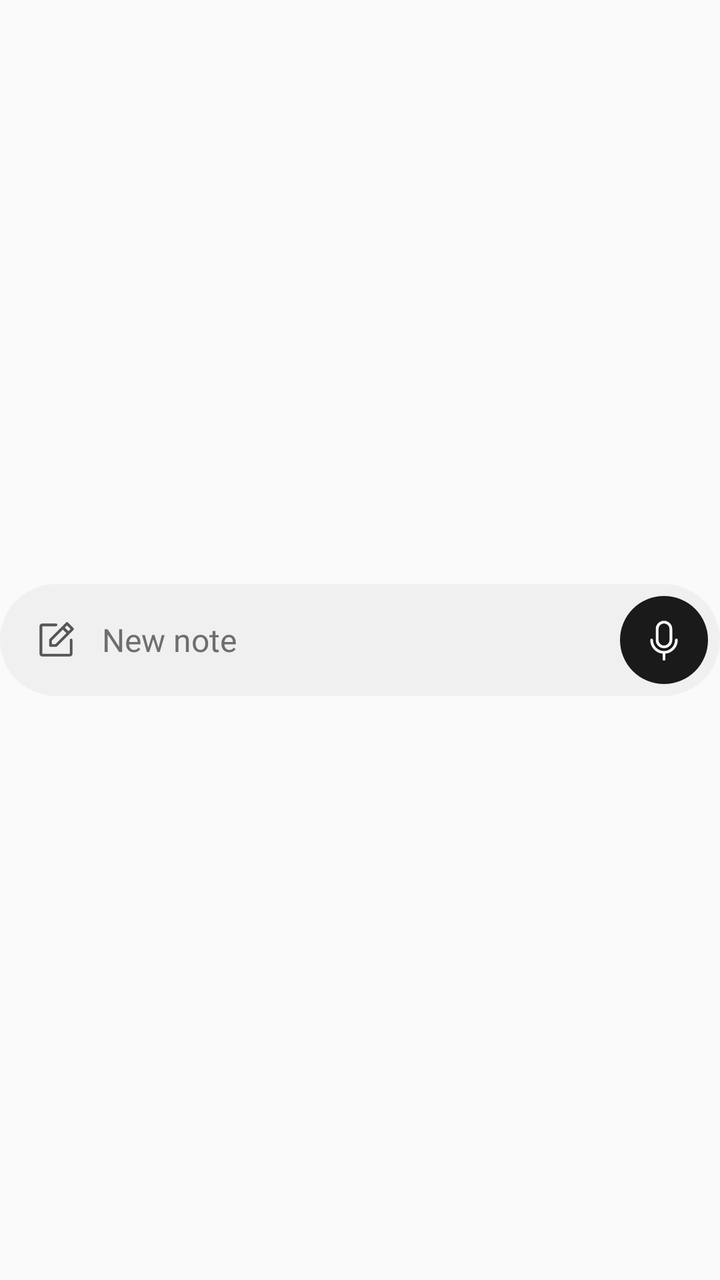
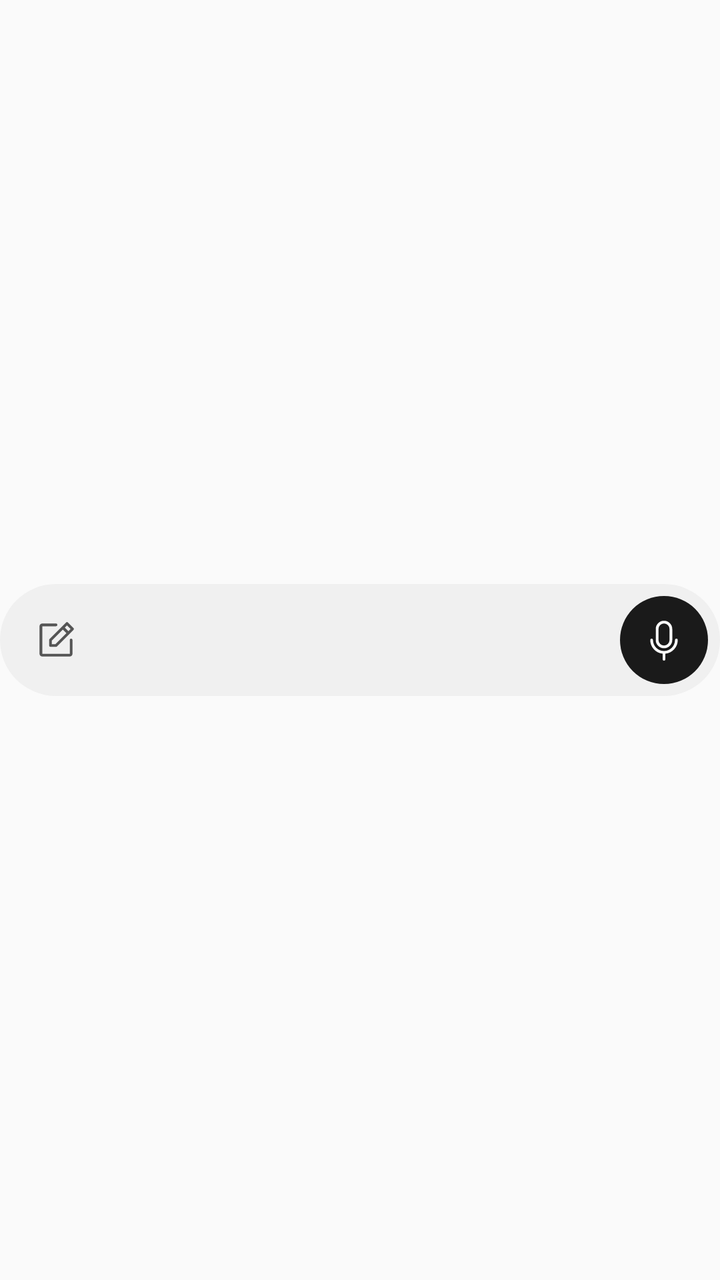

An Android layout rendered at two revisions. The XML below is the earlier revision; the diff shows what the commit changed to produce the second picture.
<!-- AndroidManifest.xml: application theme Theme.Notes -->
<!-- res/layout/capture_widget_preview.xml -->
<?xml version="1.0" encoding="utf-8"?>
<FrameLayout xmlns:android="http://schemas.android.com/apk/res/android"
    android:layout_width="match_parent"
    android:layout_height="match_parent">
    <LinearLayout
        android:layout_width="match_parent"
        android:layout_height="56dp"
        android:layout_gravity="center_vertical"
        android:background="@drawable/widget_preview_bg"
        android:gravity="center_vertical"
        android:orientation="horizontal"
        android:paddingStart="17dp"
        android:paddingEnd="6dp">
        <ImageView
            android:layout_width="22dp"
            android:layout_height="22dp"
            android:src="@drawable/ph_note_pencil"
            android:tint="@color/quick_ink2" />
        <TextView
            android:layout_width="0dp"
            android:layout_height="wrap_content"
            android:layout_marginStart="12dp"
            android:layout_weight="1"
            android:maxLines="1"
            android:text="@string/capture_widget_label"
            android:textColor="@color/quick_muted"
            android:textSize="16sp" />
        <FrameLayout
            android:layout_width="44dp"
            android:layout_height="44dp"
            android:background="@drawable/widget_preview_mic">
            <ImageView
                android:layout_width="22dp"
                android:layout_height="22dp"
                android:layout_gravity="center"
                android:src="@drawable/ph_microphone"
                android:tint="@color/quick_bg" />
        </FrameLayout>
    </LinearLayout>
</FrameLayout>
<!-- resources referenced by this layout -->
<resources>
  <color name="quick_bg">#FAFAFA</color>
  <color name="quick_ink2">#555555</color>
  <color name="quick_muted">#6E6E6E</color>
  <!-- drawable ph_microphone (drawable) -->
  <?xml version="1.0" encoding="utf-8"?>
  <vector xmlns:android="http://schemas.android.com/apk/res/android"
      android:width="24dp" android:height="24dp"
      android:viewportWidth="256" android:viewportHeight="256">
      <path android:fillColor="#FF000000" android:pathData="M128,176a48.05,48.05,0,0,0,48-48V64a48,48,0,0,0-96,0v64A48.05,48.05,0,0,0,128,176ZM96,64a32,32,0,0,1,64,0v64a32,32,0,0,1-64,0Zm40,143.6V240a8,8,0,0,1-16,0V207.6A80.11,80.11,0,0,1,48,128a8,8,0,0,1,16,0,64,64,0,0,0,128,0,8,8,0,0,1,16,0A80.11,80.11,0,0,1,136,207.6Z" />
  </vector>
  <!-- drawable ph_note_pencil (drawable) -->
  <?xml version="1.0" encoding="utf-8"?>
  <vector xmlns:android="http://schemas.android.com/apk/res/android"
      android:width="24dp" android:height="24dp"
      android:viewportWidth="256" android:viewportHeight="256">
      <path android:fillColor="#FF000000" android:pathData="M229.66,58.34l-32-32a8,8,0,0,0-11.32,0l-96,96A8,8,0,0,0,88,128v32a8,8,0,0,0,8,8h32a8,8,0,0,0,5.66-2.34l96-96A8,8,0,0,0,229.66,58.34ZM124.69,152H104V131.31l64-64L188.69,88ZM200,76.69,179.31,56,192,43.31,212.69,64ZM224,128v80a16,16,0,0,1-16,16H48a16,16,0,0,1-16-16V48A16,16,0,0,1,48,32h80a8,8,0,0,1,0,16H48V208H208V128a8,8,0,0,1,16,0Z" />
  </vector>
  <!-- drawable widget_preview_bg (drawable) -->
  <?xml version="1.0" encoding="utf-8"?>
  <shape xmlns:android="http://schemas.android.com/apk/res/android" android:shape="rectangle">
      <solid android:color="@color/quick_raised" />
      <corners android:radius="28dp" />
  </shape>
  <!-- drawable widget_preview_mic (drawable) -->
  <?xml version="1.0" encoding="utf-8"?>
  <shape xmlns:android="http://schemas.android.com/apk/res/android" android:shape="oval">
      <solid android:color="@color/quick_ink" />
  </shape>
  <string name="capture_widget_label">New note</string>
  <style name="Theme.Notes" parent="android:Theme.Material.Light.NoActionBar">
          <item name="android:windowBackground">@color/window_bg</item>
          <item name="android:windowSplashScreenBackground">@color/window_bg</item>
          <item name="android:windowSplashScreenAnimatedIcon">@drawable/ic_launcher_foreground</item>
      </style>
  <color name="quick_raised">#F0F0F0</color>
  <color name="quick_ink">#1A1A1A</color>
  <color name="window_bg">#FAFAFA</color>
  <!-- drawable ic_launcher_foreground (drawable) -->
  <?xml version="1.0" encoding="utf-8"?>
  <vector xmlns:android="http://schemas.android.com/apk/res/android"
      android:width="108dp" android:height="108dp"
      android:viewportWidth="108" android:viewportHeight="108">
      <group android:scaleX="0.19" android:scaleY="0.19" android:translateX="29.68" android:translateY="29.68">
          <path android:fillColor="@color/launcher_ink" android:pathData="M248,92.68a15.86,15.86,0,0,0-4.69-11.31L174.63,12.68a16,16,0,0,0-22.63,0L123.570,41.11l-58,21.77A16.06,16.06,0,0,0,55.35,75.23L32.11,214.68A8,8,0,0,0,40,224a8.4,8.4,0,0,0,1.32-.11l139.44-23.24a16,16,0,0,0,12.35-10.17l21.77-58L243.31,104A15.87,15.87,0,0,0,248,92.68Zm-69.87,92.19L63.32,204l47.37-47.37a28,28,0,1,0-11.320-11.32L52,192.7,71.13,77.86,126,57.29,198.7,130ZM112,132a12,12,0,1,1,12,12A12,12,0,0,1,112,132Zm96-15.32L139.31,48l24-24L232,92.68Z" />
      </group>
  </vector>
  <color name="launcher_ink">#FAFAFA</color>
</resources>

<!-- the commit's change to res/layout/capture_widget_preview.xml (unified diff, before → after) -->
@@ -6,7 +6,7 @@
         android:layout_width="match_parent"
         android:layout_height="56dp"
         android:layout_gravity="center_vertical"
-        android:background="@drawable/widget_preview_bg"
+        android:background="@drawable/widget_preview_pill"
         android:gravity="center_vertical"
         android:orientation="horizontal"
         android:paddingStart="17dp"
@@ -16,15 +16,11 @@
             android:layout_height="22dp"
             android:src="@drawable/ph_note_pencil"
             android:tint="@color/quick_ink2" />
-        <TextView
+        
+        <FrameLayout
             android:layout_width="0dp"
-            android:layout_height="wrap_content"
-            android:layout_marginStart="12dp"
-            android:layout_weight="1"
-            android:maxLines="1"
-            android:text="@string/capture_widget_label"
-            android:textColor="@color/quick_muted"
-            android:textSize="16sp" />
+            android:layout_height="0dp"
+            android:layout_weight="1" />
         <FrameLayout
             android:layout_width="44dp"
             android:layout_height="44dp"
<!-- resource entries referenced after the edit -->
@@ -2,7 +2,6 @@
 <resources>
   <color name="quick_bg">#FAFAFA</color>
   <color name="quick_ink2">#555555</color>
-  <color name="quick_muted">#6E6E6E</color>
   <!-- drawable ph_microphone (drawable) -->
   <?xml version="1.0" encoding="utf-8"?>
   <vector xmlns:android="http://schemas.android.com/apk/res/android"
@@ -17,18 +16,17 @@
       android:viewportWidth="256" android:viewportHeight="256">
       <path android:fillColor="#FF000000" android:pathData="M229.66,58.34l-32-32a8,8,0,0,0-11.32,0l-96,96A8,8,0,0,0,88,128v32a8,8,0,0,0,8,8h32a8,8,0,0,0,5.66-2.34l96-96A8,8,0,0,0,229.66,58.34ZM124.69,152H104V131.31l64-64L188.69,88ZM200,76.69,179.31,56,192,43.31,212.69,64ZM224,128v80a16,16,0,0,1-16,16H48a16,16,0,0,1-16-16V48A16,16,0,0,1,48,32h80a8,8,0,0,1,0,16H48V208H208V128a8,8,0,0,1,16,0Z" />
   </vector>
-  <!-- drawable widget_preview_bg (drawable) -->
+  <!-- drawable widget_preview_mic (drawable) -->
+  <?xml version="1.0" encoding="utf-8"?>
+  <shape xmlns:android="http://schemas.android.com/apk/res/android" android:shape="oval">
+      <solid android:color="@color/quick_ink" />
+  </shape>
+  <!-- drawable widget_preview_pill (drawable) -->
   <?xml version="1.0" encoding="utf-8"?>
   <shape xmlns:android="http://schemas.android.com/apk/res/android" android:shape="rectangle">
       <solid android:color="@color/quick_raised" />
       <corners android:radius="28dp" />
   </shape>
-  <!-- drawable widget_preview_mic (drawable) -->
-  <?xml version="1.0" encoding="utf-8"?>
-  <shape xmlns:android="http://schemas.android.com/apk/res/android" android:shape="oval">
-      <solid android:color="@color/quick_ink" />
-  </shape>
-  <string name="capture_widget_label">New note</string>
   <style name="Theme.Notes" parent="android:Theme.Material.Light.NoActionBar">
           <item name="android:windowBackground">@color/window_bg</item>
           <item name="android:windowSplashScreenBackground">@color/window_bg</item>
